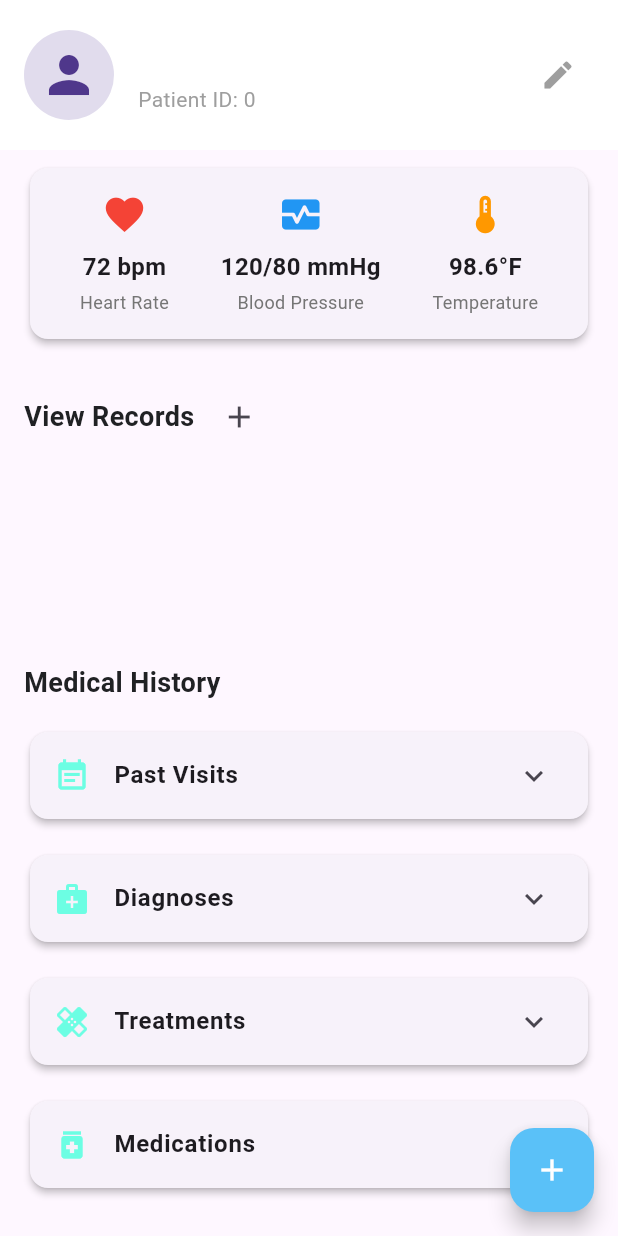
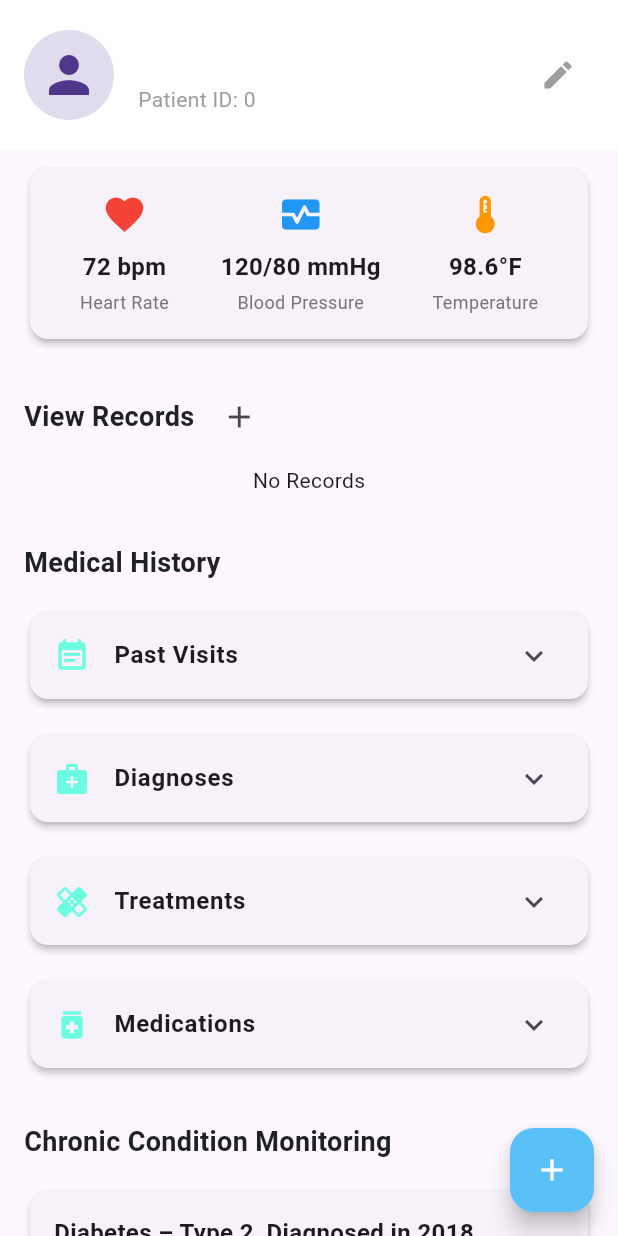
Before and after one commit to abhijithu1/healthrepo, a Flutter app: the PatientProfileScreen screen opened directly, on a phone screen of 412 x 824 dp. Run offline on Flutter 3.47's test engine with Material 3 defaults, Android fonts, the phone set to English and light mode, and no system bars; our stand-ins replace file_picker, fl_chart, get, get_storage; missing offline and left inert: gif; accounts and stored records are empty; network calls fail.

Commit message:
minor changes

```diff
--- a/lib/screens/dashb.dart
+++ b/lib/screens/dashb.dart
@@ -330,6 +330,7 @@ class _DoctorDashboardState extends State<DoctorDashboard> {
               ),
               TextButton(
                 onPressed: () {
+                  Get.toNamed("/viewpat");
                   // Navigate to all patients screen
                 },
                 child: Text(
--- a/lib/screens/loginpage.dart
+++ b/lib/screens/loginpage.dart
@@ -1,6 +1,7 @@
 import 'package:flutter/material.dart';
 import 'package:get/get.dart';
 import 'package:helthrepov1/controllers/authctrl.dart';
+import 'package:helthrepov1/screens/dashb.dart';
 
 class LoginPage extends StatefulWidget {
   const LoginPage({super.key});
@@ -215,7 +216,7 @@ class _LoginPageState extends State<LoginPage> {
                             final token = await lgn.box.read("token");
                             debugPrint("Pass2: $token");
                             if (token != null) {
-                              Get.toNamed("/dash");
+                              Get.offAll(() => DashBoard());
                             }
                           },
                           style: ElevatedButton.styleFrom(
--- a/lib/screens/patientprofile.dart
+++ b/lib/screens/patientprofile.dart
@@ -508,21 +508,9 @@ class PatientProfileScreen extends StatelessWidget {
                 // Alternative: If you need to keep the GIF, use a StatefulBuilder with SingleTickerProviderStateMixin
                 // See implementation notes below
               } else if (snapshot.hasError) {
-                return Center(
-                  child: Image.asset(
-                    'assets/loadgif.gif', // Ensure you have a loading GIF in assets
-                    width: 100,
-                    height: 100,
-                  ),
-                );
+                return Center(child: Text("No Records"));
               } else if (!snapshot.hasData || snapshot.data!.isEmpty) {
-                return Center(
-                  child: Image.asset(
-                    'assets/loadgif.gif', // Ensure you have a loading GIF in assets
-                    width: 100,
-                    height: 100,
-                  ),
-                );
+                return Center(child: Text("No Records"));
               } else {
                 final records = snapshot.data!;
                 return ExpansionTile(
```
